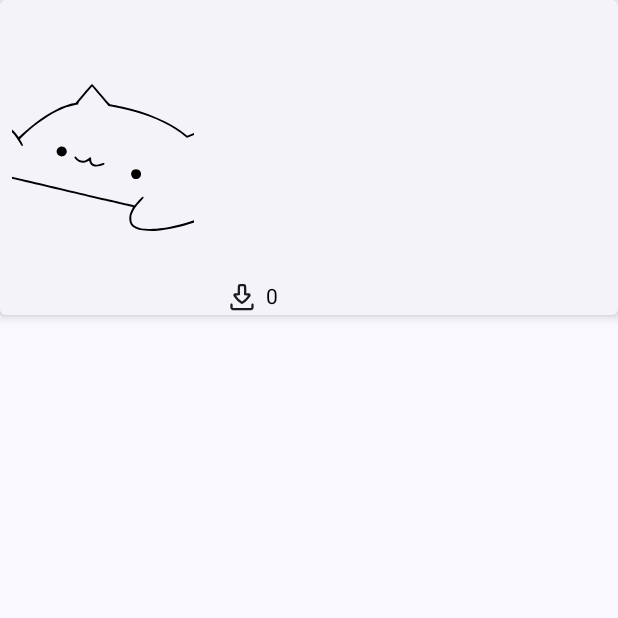
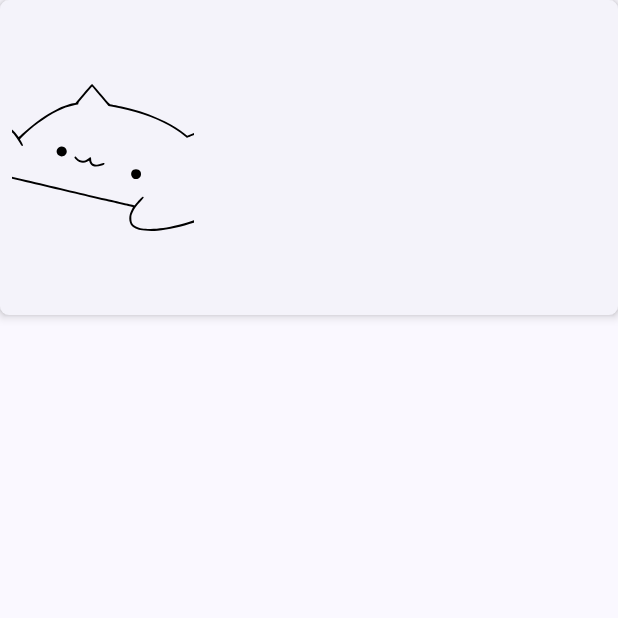
Before and after one commit to kuluruvineeth/FreeEbooks, an Android app built with Jetpack Compose: the composable BookItemCard called with empty values, on a phone screen of 412 x 824 dp, the top half of it. Run offline under Robolectric (Android 15) with nearby library versions, the phone set to English and light mode, and no system bars; pictures from the network do not load; 1 statement that could not run was skipped.

Commit message:
- Improved bottom navigation bar & books card

```diff
--- a/app/src/main/java/com/kuluruvineeth/freeebooks/api/models/Author.kt
+++ b/app/src/main/java/com/kuluruvineeth/freeebooks/api/models/Author.kt
@@ -8,5 +8,5 @@ data class Author(
     @SerializedName("death_year")
     val deathYear: Int,
     @SerializedName("name")
-    val name: String
+    val name: String = "N/A"
 )
--- a/app/src/main/java/com/kuluruvineeth/freeebooks/api/models/Translator.kt
+++ b/app/src/main/java/com/kuluruvineeth/freeebooks/api/models/Translator.kt
@@ -8,5 +8,5 @@ data class Translator(
     @SerializedName("death_year")
     val deathYear: Int,
     @SerializedName("name")
-    val name: String
+    val name: String = "N/A"
 )
--- a/app/src/main/java/com/kuluruvineeth/freeebooks/ui/components/BottomBarScreen.kt
+++ b/app/src/main/java/com/kuluruvineeth/freeebooks/navigation/BottomBarScreen.kt
@@ -1,4 +1,4 @@
-package com.kuluruvineeth.freeebooks.ui.components
+package com.kuluruvineeth.freeebooks.navigation
 
 import com.kuluruvineeth.freeebooks.R
 
--- a/app/src/main/java/com/kuluruvineeth/freeebooks/common/libs/Paginator.kt
+++ b/app/src/main/java/com/kuluruvineeth/freeebooks/others/Paginator.kt
@@ -1,4 +1,4 @@
-package com.kuluruvineeth.freeebooks.common.libs
+package com.kuluruvineeth.freeebooks.others
 
 interface Paginator<Key, BookSet> {
 
--- a/app/src/main/java/com/kuluruvineeth/freeebooks/common/libs/PaginatorImpl.kt
+++ b/app/src/main/java/com/kuluruvineeth/freeebooks/others/PaginatorImpl.kt
@@ -1,4 +1,4 @@
-package com.kuluruvineeth.freeebooks.common.libs
+package com.kuluruvineeth.freeebooks.others
 
 class PaginatorImpl<Page,BookSet>(
     private val initialPage: Page,
--- a/app/src/main/java/com/kuluruvineeth/freeebooks/ui/screens/HomeScreen.kt
+++ b/app/src/main/java/com/kuluruvineeth/freeebooks/ui/screens/HomeScreen.kt
@@ -40,6 +40,7 @@ import coil.request.ImageRequest
 import com.kuluruvineeth.freeebooks.R
 import com.kuluruvineeth.freeebooks.common.compose.ProgressDots
 import com.kuluruvineeth.freeebooks.ui.viewmodels.HomeViewModel
+import com.kuluruvineeth.freeebooks.utils.Utils
 
 
 @Composable
@@ -52,6 +53,7 @@ fun HomeScreen() {
         modifier = Modifier
             .fillMaxSize()
             .background(MaterialTheme.colorScheme.background)
+            .padding(top = 6.dp)
     ) {
         items(state.items.size){i ->
             val item = state.items[i]
@@ -61,17 +63,16 @@ fun HomeScreen() {
             }
             Box(
                 modifier = Modifier
-                    .padding(8.dp)
+                    .padding(4.dp)
                     .fillMaxWidth(),
                 contentAlignment = Alignment.Center
             ){
                 BookItemCard(
                     title = item.title,
-                    author = item.authors.first().name,
+                    author = Utils.getAuthorsAsString(item.authors),
                     coverImageUrl = item.formats.imagejpeg,
-                    language = item.languages.first(),
-                    subjects = item.subjects.first(),
-                    downloadCount = item.downloadCount
+                    language = Utils.getLanguagesAsString(item.languages),
+                    subjects = Utils.getSubjectsAsString(item.subjects,3)
                 )
             }
         }
@@ -97,8 +98,7 @@ fun BookItemCard(
     author: String,
     coverImageUrl: String,
     language: String,
-    subjects: String,
-    downloadCount: Long
+    subjects: String
 ) {
     Card(
         modifier = Modifier
@@ -107,7 +107,7 @@ fun BookItemCard(
         onClick = {},
         colors = CardDefaults.elevatedCardColors(),
         elevation = CardDefaults.elevatedCardElevation(4.dp),
-        shape = RoundedCornerShape(4.dp)
+        shape = RoundedCornerShape(6.dp)
     ) {
         Row(
             modifier = Modifier.fillMaxSize()
@@ -153,7 +153,8 @@ fun BookItemCard(
                     modifier = Modifier
                         .padding(
                             start = 12.dp,
-                            end = 8.dp
+                            end = 8.dp,
+                            top = 8.dp
                         )
                         .fillMaxWidth(),
                     fontStyle = MaterialTheme.typography.headlineMedium.fontStyle,
@@ -168,7 +169,9 @@ fun BookItemCard(
                         start = 12.dp,
                         end = 8.dp
                     ),
-                    color = MaterialTheme.colorScheme.onSurface
+                    color = MaterialTheme.colorScheme.onSurface,
+                    maxLines = 2,
+                    fontStyle = MaterialTheme.typography.bodySmall.fontStyle
                 )
 
                 Spacer(modifier = Modifier.height(8.dp))
@@ -180,33 +183,20 @@ fun BookItemCard(
                         end = 8.dp
                     ),
                     color = MaterialTheme.colorScheme.onSurface,
-                    fontSize = 15.sp
+                    fontSize = 18.sp,
+                    fontStyle = MaterialTheme.typography.bodyMedium.fontStyle
                 )
 
                 Text(
                     text = subjects,
-                    modifier = Modifier.padding(start = 12.dp, end = 8.dp),
+                    modifier = Modifier.padding(start = 12.dp, end = 8.dp, bottom = 2.dp),
                     color = MaterialTheme.colorScheme.onSurface,
-                    fontStyle = FontStyle.Italic
+                    maxLines = 2,
+                    overflow = TextOverflow.Ellipsis,
+                    fontStyle = MaterialTheme.typography.bodySmall.fontStyle
                 )
 
-                Spacer(modifier = Modifier.height(12.dp))
-
-                Row(
-                    modifier = Modifier.padding(start = 12.dp, end = 8.dp),
-                    verticalAlignment = Alignment.CenterVertically
-                ) {
-                    Icon(
-                        imageVector = ImageVector.vectorResource(id = R.drawable.ic_download),
-                        contentDescription = stringResource(id = R.string.download_button_desc),
-                        tint = MaterialTheme.colorScheme.onSurface
-                    )
-
-                    Text(
-                        text = downloadCount.toString(),
-                        modifier = Modifier.padding(start = 4.dp)
-                    )
-                }
+                Spacer(modifier = Modifier.weight(1f))
             }
         }
     }
--- a/app/src/main/java/com/kuluruvineeth/freeebooks/ui/viewmodels/HomeViewModel.kt
+++ b/app/src/main/java/com/kuluruvineeth/freeebooks/ui/viewmodels/HomeViewModel.kt
@@ -7,7 +7,7 @@ import androidx.lifecycle.ViewModel
 import androidx.lifecycle.viewModelScope
 import com.kuluruvineeth.freeebooks.api.BooksApi
 import com.kuluruvineeth.freeebooks.api.models.Book
-import com.kuluruvineeth.freeebooks.common.libs.PaginatorImpl
+import com.kuluruvineeth.freeebooks.others.PaginatorImpl
 import kotlinx.coroutines.launch
 
 
```
Also changed, not shown: app/src/main/java/com/kuluruvineeth/freeebooks/navigation/BottomNavGraph.kt (renamed from app/src/main/java/com/kuluruvineeth/freeebooks/ui/components/BottomNavGraph.kt, +10 -3 lines), app/src/main/java/com/kuluruvineeth/freeebooks/ui/screens/MainScreen.kt (+3 -9 lines), app/src/main/java/com/kuluruvineeth/freeebooks/utils/Utils.kt (added, +51 -0 lines), app/src/main/java/com/kuluruvineeth/freeebooks/ui/common/ProgressDots.kt (renamed from app/src/main/java/com/kuluruvineeth/freeebooks/common/compose/ProgressDots.kt).
